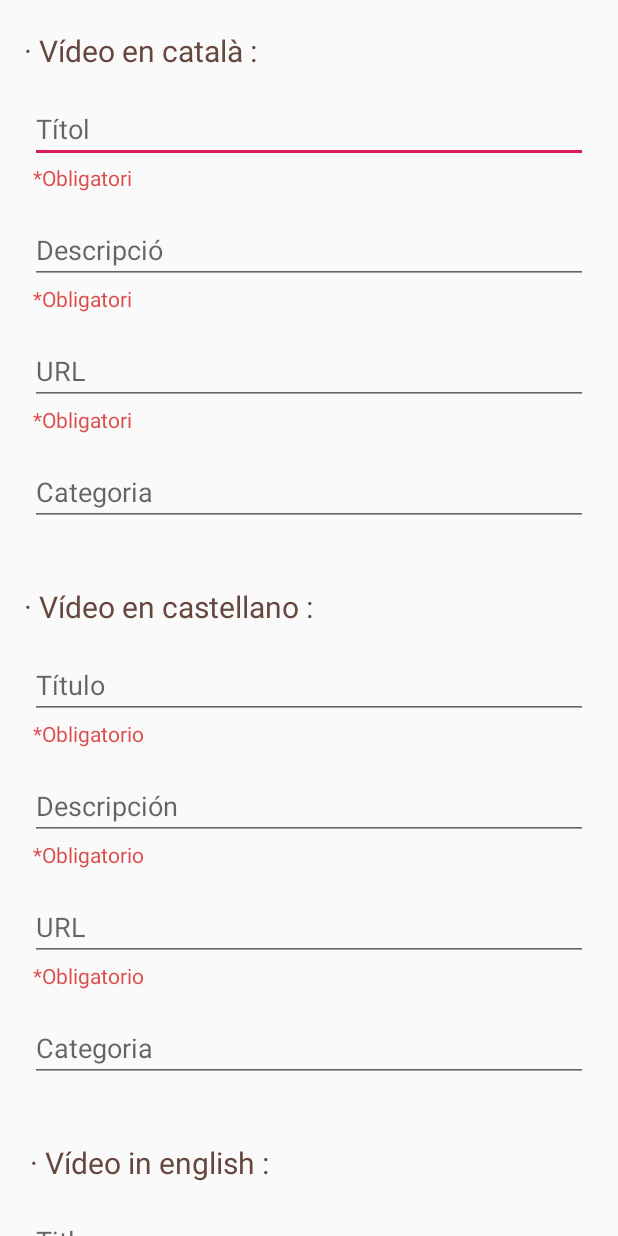
After one commit to xmorera-joviat/AppNurseVideo, an Android app: the fragment FragmentAfegirVideos shown on its own in the app's theme, on a phone screen of 412 x 824 dp. The commit adds this screen. Run offline under Robolectric (Android 15) with nearby library versions, the phone set to English and light mode, and no system bars; our stand-ins replace Firebase (no records; nobody signed in at launch, a user with empty details on screens opened directly).

Commit message:
Update afegir videos (en català, castellà i anglès).

```diff
--- /dev/null
+++ b/NurseApp/app/src/main/java/com/example/nurseapp/TractamentVideos/FragmentAfegirVideos.java
@@ -0,0 +1,25 @@
+package com.example.nurseapp.TractamentVideos;
+
+import android.os.Bundle;
+import android.view.LayoutInflater;
+import android.view.View;
+import android.view.ViewGroup;
+
+import androidx.annotation.NonNull;
+import androidx.annotation.Nullable;
+import androidx.fragment.app.Fragment;
+
+import com.example.nurseapp.R;
+
+public class FragmentAfegirVideos extends Fragment {
+    public FragmentAfegirVideos() { super(R.layout.fragment_afegir_videos); }
+
+    @Nullable
+    @Override
+    public View onCreateView(@NonNull LayoutInflater inflater,
+                             @Nullable ViewGroup container,
+                             @Nullable Bundle savedInstanceState) {
+        return inflater.inflate(R.layout.fragment_afegir_videos, container, false);
+    }
+
+}
--- a/NurseApp/app/src/main/java/com/example/nurseapp/TractamentVideos/LlistatVideosAdapter.java
+++ b/NurseApp/app/src/main/java/com/example/nurseapp/TractamentVideos/LlistatVideosAdapter.java
@@ -12,7 +12,6 @@ import androidx.recyclerview.widget.RecyclerView;
 
 import com.example.nurseapp.R;
 import com.firebase.ui.database.FirebaseRecyclerAdapter;
-import com.firebase.ui.firestore.FirestoreRecyclerOptions;
 import com.google.firebase.database.Query;
 
 import java.util.List;
@@ -79,7 +78,7 @@ public class LlistatVideosAdapter extends FirebaseRecyclerAdapter<Video, Llistat
         public LlistatVideosViewHolder(@NonNull View itemView) {
             super(itemView);
             texTitolVideos = (TextView) itemView.findViewById(R.id.idTextVideos);
-            texDescVideos = (TextView) itemView.findViewById(R.id.idDesc);
+            texDescVideos = (TextView) itemView.findViewById(R.id.idDescripcioCa);
             btnPlayVideo =  (Button) itemView.findViewById(R.id.idBtnVideos);
         }
 
--- /dev/null
+++ b/NurseApp/app/src/main/res/layout/fragment_afegir_videos.xml
@@ -0,0 +1,341 @@
+<?xml version="1.0" encoding="utf-8"?>
+<androidx.core.widget.NestedScrollView xmlns:android="http://schemas.android.com/apk/res/android"
+    xmlns:app="http://schemas.android.com/apk/res-auto"
+    xmlns:tools="http://schemas.android.com/tools"
+    android:layout_width="match_parent"
+    android:layout_height="match_parent"
+    tools:context=".TractamentVideos.FragmentAfegirVideos">
+
+    <androidx.constraintlayout.widget.ConstraintLayout
+        android:layout_width="match_parent"
+        android:layout_height="match_parent"
+        android:layout_centerInParent="true"
+        android:layout_marginLeft="0dp"
+        android:layout_marginRight="0dp"
+        android:gravity="center"
+        android:orientation="vertical">
+
+        <TextView
+            android:id="@+id/tvCat"
+            android:layout_width="wrap_content"
+            android:layout_height="wrap_content"
+            android:layout_marginStart="16dp"
+            android:layout_marginTop="20dp"
+            android:text="· Vídeo en català :"
+            android:textColor="#65473E"
+            android:textSize="20sp"
+            app:layout_constraintStart_toStartOf="parent"
+            app:layout_constraintTop_toTopOf="parent" />
+
+        <EditText
+            android:id="@+id/idTitolCa"
+            android:layout_width="match_parent"
+            android:layout_height="wrap_content"
+            android:layout_marginStart="20dp"
+            android:layout_marginTop="16dp"
+            android:layout_marginEnd="20dp"
+            android:hint="Títol"
+            android:inputType="textPersonName"
+            app:layout_constraintEnd_toEndOf="parent"
+            app:layout_constraintStart_toStartOf="parent"
+            app:layout_constraintTop_toBottomOf="@+id/tvCat" />
+
+        <TextView
+            android:id="@+id/tvObligatori"
+            android:layout_width="wrap_content"
+            android:layout_height="wrap_content"
+            android:layout_marginStart="22dp"
+            android:text="*Obligatori"
+            android:textColor="#CBD61D1D"
+            android:textSize="14sp"
+            app:layout_constraintStart_toStartOf="parent"
+            app:layout_constraintTop_toBottomOf="@+id/idTitolCa" />
+
+        <EditText
+            android:id="@+id/idDescripcioCa"
+            android:layout_width="match_parent"
+            android:layout_height="wrap_content"
+            android:layout_marginStart="20dp"
+            android:layout_marginTop="16dp"
+            android:layout_marginEnd="20dp"
+            android:ems="10"
+            android:hint="Descripció"
+            android:inputType="textPersonName"
+            app:layout_constraintEnd_toEndOf="parent"
+            app:layout_constraintStart_toStartOf="parent"
+            app:layout_constraintTop_toBottomOf="@+id/tvObligatori" />
+
+        <TextView
+            android:id="@+id/tvObligatori2"
+            android:layout_width="wrap_content"
+            android:layout_height="wrap_content"
+            android:layout_marginStart="22dp"
+            android:text="*Obligatori"
+            android:textColor="#CBD61D1D"
+            android:textSize="14sp"
+            app:layout_constraintStart_toStartOf="parent"
+            app:layout_constraintTop_toBottomOf="@+id/idDescripcioCa" />
+
+        <EditText
+            android:id="@+id/idUrlCa"
+            android:layout_width="match_parent"
+            android:layout_height="wrap_content"
+            android:layout_marginStart="20dp"
+            android:layout_marginTop="16dp"
+            android:layout_marginEnd="20dp"
+            android:ems="10"
+            android:hint="URL"
+            android:inputType="textPersonName"
+            app:layout_constraintEnd_toEndOf="parent"
+            app:layout_constraintStart_toStartOf="parent"
+            app:layout_constraintTop_toBottomOf="@+id/tvObligatori2" />
+
+        <TextView
+            android:id="@+id/tvObligatori3"
+            android:layout_width="wrap_content"
+            android:layout_height="wrap_content"
+            android:layout_marginStart="22dp"
+            android:text="*Obligatori"
+            android:textColor="#CBD61D1D"
+            android:textSize="14sp"
+            app:layout_constraintStart_toStartOf="parent"
+            app:layout_constraintTop_toBottomOf="@+id/idUrlCa" />
+
+        <EditText
+            android:id="@+id/idCategoriaCa"
+            android:layout_width="match_parent"
+            android:layout_height="wrap_content"
+            android:layout_centerHorizontal="true"
+            android:layout_centerVertical="true"
+            android:layout_marginStart="20dp"
+            android:layout_marginTop="16dp"
+            android:layout_marginEnd="20dp"
+            android:ems="10"
+            android:hint="Categoria"
+            android:inputType="textPersonName"
+            app:layout_constraintEnd_toEndOf="parent"
+            app:layout_constraintStart_toStartOf="parent"
+            app:layout_constraintTop_toBottomOf="@+id/tvObligatori3" />
+
+        <TextView
+            android:id="@+id/tvEsp"
+            android:layout_width="wrap_content"
+            android:layout_height="wrap_content"
+            android:layout_marginStart="16dp"
+            android:layout_marginTop="40dp"
+            android:text="· Vídeo en castellano :"
+            android:textColor="#65473E"
+            android:textSize="20sp"
+            app:layout_constraintStart_toStartOf="parent"
+            app:layout_constraintTop_toBottomOf="@+id/idCategoriaCa" />
+
+        <EditText
+            android:id="@+id/idTituloEs"
+            android:layout_width="match_parent"
+            android:layout_height="wrap_content"
+            android:layout_marginStart="20dp"
+            android:layout_marginTop="16dp"
+            android:layout_marginEnd="20dp"
+            android:hint="Título"
+            android:inputType="textPersonName"
+            app:layout_constraintEnd_toEndOf="parent"
+            app:layout_constraintStart_toStartOf="parent"
+            app:layout_constraintTop_toBottomOf="@+id/tvEsp" />
+
+        <TextView
+            android:id="@+id/tvObligatorio"
+            android:layout_width="wrap_content"
+            android:layout_height="wrap_content"
+            android:layout_marginStart="22dp"
+            android:text="*Obligatorio"
+            android:textColor="#CBD61D1D"
+            android:textSize="14sp"
+            app:layout_constraintStart_toStartOf="parent"
+            app:layout_constraintTop_toBottomOf="@+id/idTituloEs" />
+
+        <EditText
+            android:id="@+id/idDescripcionEs"
+            android:layout_width="match_parent"
+            android:layout_height="wrap_content"
+            android:layout_marginStart="20dp"
+            android:layout_marginTop="16dp"
+            android:layout_marginEnd="20dp"
+            android:ems="10"
+            android:hint="Descripción"
+            android:inputType="textPersonName"
+            app:layout_constraintEnd_toEndOf="parent"
+            app:layout_constraintStart_toStartOf="parent"
+            app:layout_constraintTop_toBottomOf="@+id/tvObligatorio" />
+
+        <TextView
+            android:id="@+id/tvObligatorio2"
+            android:layout_width="wrap_content"
+            android:layout_height="wrap_content"
+            android:layout_marginStart="22dp"
+            android:text="*Obligatorio"
+            android:textColor="#CBD61D1D"
+            android:textSize="14sp"
+            app:layout_constraintStart_toStartOf="parent"
+            app:layout_constraintTop_toBottomOf="@+id/idDescripcionEs" />
+
+        <EditText
+            android:id="@+id/idUrlEs"
+            android:layout_width="match_parent"
+            android:layout_height="wrap_content"
+            android:layout_marginStart="20dp"
+            android:layout_marginTop="16dp"
+            android:layout_marginEnd="20dp"
+            android:ems="10"
+            android:hint="URL"
+            android:inputType="textPersonName"
+            app:layout_constraintEnd_toEndOf="parent"
+            app:layout_constraintStart_toStartOf="parent"
+            app:layout_constraintTop_toBottomOf="@+id/tvObligatorio2" />
+
+        <TextView
+            android:id="@+id/tvObligatorio3"
+            android:layout_width="wrap_content"
+            android:layout_height="wrap_content"
+            android:layout_marginStart="22dp"
+            android:text="*Obligatorio"
+            android:textColor="#CBD61D1D"
+            android:textSize="14sp"
+            app:layout_constraintStart_toStartOf="parent"
+            app:layout_constraintTop_toBottomOf="@+id/idUrlEs" />
+
+        <EditText
+            android:id="@+id/idCategoriaEs"
+            android:layout_width="match_parent"
+            android:layout_height="wrap_content"
+            android:layout_centerHorizontal="true"
+            android:layout_centerVertical="true"
+            android:layout_marginStart="20dp"
+            android:layout_marginTop="16dp"
+            android:layout_marginEnd="20dp"
+            android:ems="10"
+            android:hint="Categoria"
+            android:inputType="textPersonName"
+            app:layout_constraintEnd_toEndOf="parent"
+            app:layout_constraintStart_toStartOf="parent"
+            app:layout_constraintTop_toBottomOf="@+id/tvObligatorio3" />
+
+        <TextView
+            android:id="@+id/tvEng"
+            android:layout_width="wrap_content"
+            android:layout_height="wrap_content"
+            android:layout_marginStart="20dp"
+            android:layout_marginTop="40dp"
+            android:text="· Vídeo in english :"
+            android:textColor="#65473E"
+            android:textSize="20sp"
+            app:layout_constraintStart_toStartOf="parent"
+            app:layout_constraintTop_toBottomOf="@+id/idCategoriaEs" />
+
+        <EditText
+            android:id="@+id/idTitleEn"
+            android:layout_width="match_parent"
+            android:layout_height="wrap_content"
+            android:layout_marginStart="20dp"
+            android:layout_marginTop="16dp"
+            android:layout_marginEnd="20dp"
+            android:hint="Title"
+            android:inputType="textPersonName"
+            app:layout_constraintEnd_toEndOf="parent"
+            app:layout_constraintStart_toStartOf="parent"
+            app:layout_constraintTop_toBottomOf="@+id/tvEng" />
+
+        <TextView
+            android:id="@+id/tvRequired"
+            android:layout_width="wrap_content"
+            android:layout_height="wrap_content"
+            android:layout_marginStart="22dp"
+            android:text="*Required"
+            android:textColor="#CBD61D1D"
+            android:textSize="14sp"
+            app:layout_constraintStart_toStartOf="parent"
+            app:layout_constraintTop_toBottomOf="@+id/idTitleEn" />
+
+        <EditText
+            android:id="@+id/idDescriptionEn"
+            android:layout_width="match_parent"
+            android:layout_height="wrap_content"
+            android:layout_marginStart="20dp"
+            android:layout_marginTop="16dp"
+            android:layout_marginEnd="20dp"
+            android:ems="10"
+            android:hint="Description"
+            android:inputType="textPersonName"
+            app:layout_constraintEnd_toEndOf="parent"
+            app:layout_constraintStart_toStartOf="parent"
+            app:layout_constraintTop_toBottomOf="@+id/tvRequired" />
+
+        <TextView
+            android:id="@+id/tvRequired2"
+            android:layout_width="wrap_content"
+            android:layout_height="wrap_content"
+            android:layout_marginStart="22dp"
+            android:text="*Required"
+            android:textColor="#CBD61D1D"
+            android:textSize="14sp"
+            app:layout_constraintStart_toStartOf="parent"
+            app:layout_constraintTop_toBottomOf="@+id/idDescriptionEn" />
+
+        <EditText
+            android:id="@+id/idUrlEn"
+            android:layout_width="match_parent"
+            android:layout_height="wrap_content"
+            android:layout_marginStart="20dp"
+            android:layout_marginTop="16dp"
+            android:layout_marginEnd="20dp"
+            android:ems="10"
+            android:hint="URL"
+            android:inputType="textPersonName"
+            app:layout_constraintEnd_toEndOf="parent"
+            app:layout_constraintStart_toStartOf="parent"
+            app:layout_constraintTop_toBottomOf="@+id/tvRequired2" />
+
+        <TextView
+            android:id="@+id/tvRequired3"
+            android:layout_width="wrap_content"
+            android:layout_height="wrap_content"
+            android:layout_marginStart="22dp"
+            android:text="*Required"
+            android:textColor="#CBD61D1D"
+            android:textSize="14sp"
+            app:layout_constraintStart_toStartOf="parent"
+            app:layout_constraintTop_toBottomOf="@+id/idUrlEn" />
+
+        <EditText
+            android:id="@+id/idCategoryEn"
+            android:layout_width="match_parent"
+            android:layout_height="wrap_content"
+            android:layout_centerHorizontal="true"
+            android:layout_centerVertical="true"
+            android:layout_marginStart="20dp"
+            android:layout_marginTop="16dp"
+            android:layout_marginEnd="20dp"
+            android:ems="10"
+            android:hint="Category"
+            android:inputType="textPersonName"
+            app:layout_constraintEnd_toEndOf="parent"
+            app:layout_constraintStart_toStartOf="parent"
+            app:layout_constraintTop_toBottomOf="@+id/tvRequired3" />
+
+        <Button
+            android:id="@+id/idButtonAfegir"
+            android:layout_width="182dp"
+            android:layout_height="wrap_content"
+            android:layout_centerHorizontal="true"
+            android:layout_marginTop="16dp"
+            android:layout_marginBottom="50dp"
+            android:background="@drawable/buttons"
+            android:text="@string/btnAfegirVideo"
+            android:textColor="@color/white"
+            app:layout_constraintBottom_toBottomOf="parent"
+            app:layout_constraintEnd_toEndOf="parent"
+            app:layout_constraintStart_toStartOf="parent"
+            app:layout_constraintTop_toBottomOf="@+id/idCategoryEn" />
+
+    </androidx.constraintlayout.widget.ConstraintLayout>
+
+</androidx.core.widget.NestedScrollView>
--- a/NurseApp/app/src/main/res/layout/llista_videos.xml
+++ b/NurseApp/app/src/main/res/layout/llista_videos.xml
@@ -30,7 +30,7 @@
                 android:layout_height="wrap_content"/>
 
             <TextView
-                android:id="@+id/idDesc"
+                android:id="@+id/idDescripcioCa"
                 android:textColor="#ffffff"
                 android:textSize="19dp"
                 android:text=""
--- a/NurseApp/app/src/main/res/layout/llista_videos_mostrar.xml
+++ b/NurseApp/app/src/main/res/layout/llista_videos_mostrar.xml
@@ -30,7 +30,7 @@
                 android:textStyle="bold" />
 
             <TextView
-                android:id="@+id/idDesc"
+                android:id="@+id/idDescripcioCa"
                 android:layout_width="match_parent"
                 android:layout_height="wrap_content"
                 android:layout_marginRight="70dp"
--- a/NurseApp/build.gradle
+++ b/NurseApp/build.gradle
@@ -19,7 +19,9 @@ allprojects {
     repositories {
         google()
         jcenter()
-
+        maven() {
+            url 'https://maven.fabric.io/public'
+        }
     }
 }
 
```
Also changed, not shown: NurseApp/app/src/main/java/com/example/nurseapp/TractamentVideos/AfegirVideos.java (+66 -57 lines), NurseApp/app/src/main/java/com/example/nurseapp/TractamentVideos/LlistatVideos.java (+2 -5 lines), NurseApp/app/src/main/java/com/example/nurseapp/TractamentVideos/Video.java (+11 -1 lines), NurseApp/app/src/main/res/layout/activity_afegir_videos.xml (+11 -69 lines).
